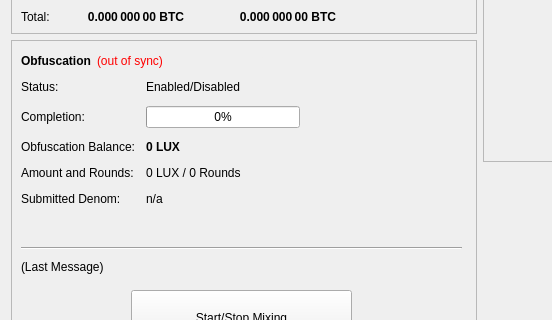
Above: src/qt/forms/overviewpage.ui from JustPayments/JustPay before the change; both pictures show x 0 to 552 and y 182 to 502 of the 960 by 615 pixel window. Below: the same form after it.
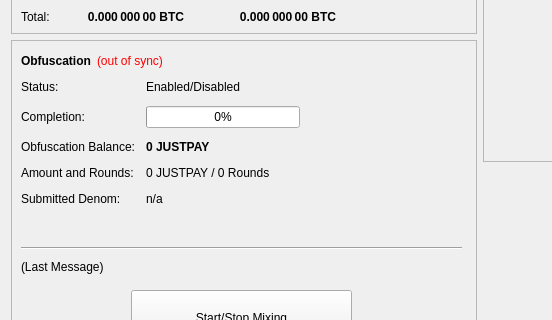
That is the form after the change.

Commit message: Change wording from lux to justpay in files

```diff
--- a/src/qt/forms/overviewpage.ui
+++ b/src/qt/forms/overviewpage.ui
@@ -474,7 +474,7 @@
               </font>
              </property>
              <property name="text">
-              <string notr="true">0 LUX</string>
+              <string notr="true">0 JUSTPAY</string>
              </property>
             </widget>
            </item>
@@ -488,7 +488,7 @@
            <item row="3" column="1">
             <widget class="QLabel" name="labelAmountRounds">
              <property name="text">
-              <string>0 LUX / 0 Rounds</string>
+              <string>0 JUSTPAY / 0 Rounds</string>
              </property>
             </widget>
            </item>
```
Left out of the diff: 6 changed lines with no effect on the pictures. The commit also changes 174 other files.
